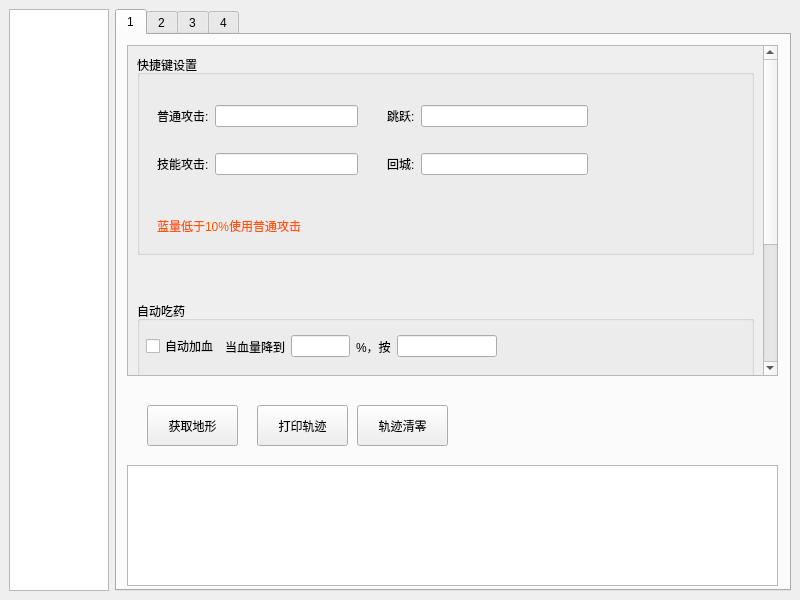
Above: mainwindow.ui from kinvcode/BattleMush before the change. Below: the same form after it.
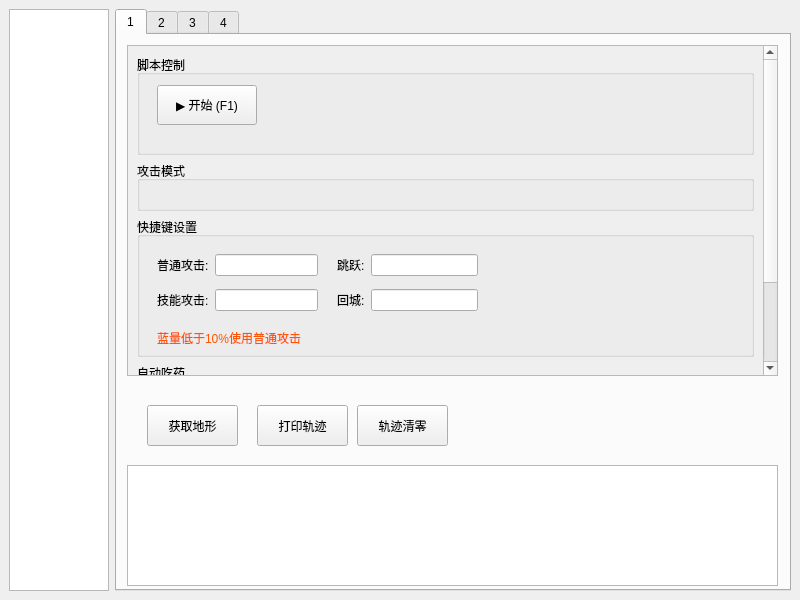
That is the form after the change. Custom widgets are drawn as their Qt base class.

The edit to the form file:
```diff
--- a/mainwindow.ui
+++ b/mainwindow.ui
@@ -85,7 +85,7 @@
              <x>0</x>
              <y>0</y>
              <width>635</width>
-             <height>538</height>
+             <height>448</height>
             </rect>
            </property>
            <layout class="QVBoxLayout" name="verticalLayout_4">
@@ -97,12 +97,66 @@
               <property name="sizeConstraint">
                <enum>QLayout::SetDefaultConstraint</enum>
               </property>
+              <item>
+               <widget class="QGroupBox" name="groupBox_control">
+                <property name="minimumSize">
+                 <size>
+                  <width>0</width>
+                  <height>100</height>
+                 </size>
+                </property>
+                <property name="title">
+                 <string>脚本控制</string>
+                </property>
+                <widget class="QPushButton" name="pushButton_start_play">
+                 <property name="geometry">
+                  <rect>
+                   <x>20</x>
+                   <y>30</y>
+                   <width>100</width>
+                   <height>40</height>
+                  </rect>
+                 </property>
+                 <property name="minimumSize">
+                  <size>
+                   <width>100</width>
+                   <height>40</height>
+                  </size>
+                 </property>
+                 <property name="maximumSize">
+                  <size>
+                   <width>100</width>
+                   <height>40</height>
+                  </size>
+                 </property>
+                 <property name="text">
+                  <string>▶️ 开始 (F1)</string>
+                 </property>
+                 <property name="checkable">
+                  <bool>false</bool>
+                 </property>
+                </widget>
+               </widget>
+              </item>
+              <item>
+               <widget class="QGroupBox" name="groupBox_attack">
+                <property name="minimumSize">
+                 <size>
+                  <width>0</width>
+                  <height>50</height>
+                 </size>
+                </property>
+                <property name="title">
+                 <string>攻击模式</string>
+                </property>
+               </widget>
+              </item>
               <item>
                <widget class="QGroupBox" name="groupBox_key_binding">
                 <property name="minimumSize">
                  <size>
                   <width>0</width>
-                  <height>200</height>
+                  <height>140</height>
                  </size>
                 </property>
                 <property name="title">
@@ -113,8 +167,8 @@
                   <rect>
                    <x>20</x>
                    <y>30</y>
-                   <width>201</width>
-                   <height>111</height>
+                   <width>161</width>
+                   <height>71</height>
                   </rect>
                  </property>
                  <layout class="QGridLayout" name="gridLayout_2">
@@ -157,10 +211,10 @@
                 <widget class="QWidget" name="gridLayoutWidget">
                  <property name="geometry">
                   <rect>
-                   <x>250</x>
+                   <x>200</x>
                    <y>30</y>
-                   <width>201</width>
-                   <height>111</height>
+                   <width>141</width>
+                   <height>71</height>
                   </rect>
                  </property>
                  <layout class="QGridLayout" name="gridLayout_3">
@@ -204,7 +258,7 @@
                  <property name="geometry">
                   <rect>
                    <x>20</x>
-                   <y>160</y>
+                   <y>110</y>
                    <width>321</width>
                    <height>21</height>
                   </rect>
@@ -224,7 +278,7 @@
                 <property name="minimumSize">
                  <size>
                   <width>0</width>
-                  <height>200</height>
+                  <height>120</height>
                  </size>
                 </property>
                 <property name="maximumSize">
@@ -332,32 +386,6 @@
               </item>
              </layout>
             </item>
-            <item>
-             <widget class="QGroupBox" name="groupBox_control">
-              <property name="minimumSize">
-               <size>
-                <width>0</width>
-                <height>50</height>
-               </size>
-              </property>
-              <property name="title">
-               <string>脚本控制</string>
-              </property>
-             </widget>
-            </item>
-            <item>
-             <widget class="QGroupBox" name="groupBox_attack">
-              <property name="minimumSize">
-               <size>
-                <width>0</width>
-                <height>50</height>
-               </size>
-              </property>
-              <property name="title">
-               <string>攻击模式</string>
-              </property>
-             </widget>
-            </item>
            </layout>
           </widget>
          </widget>
```
